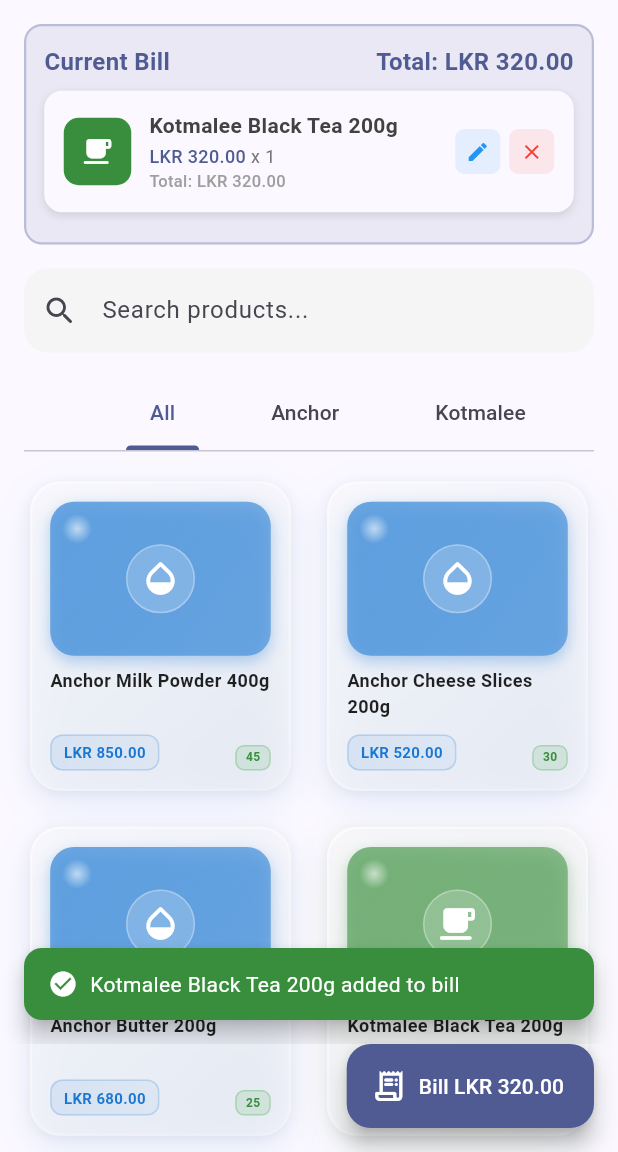
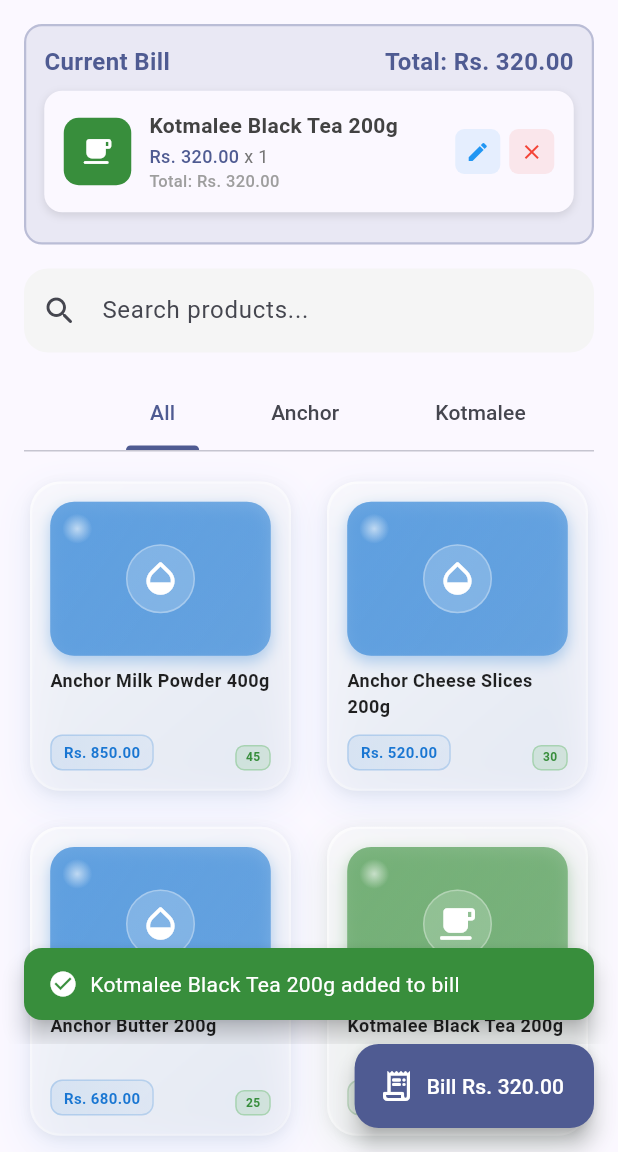
Before and after one commit to RusthyAhd/POS-App, a Flutter app: the screen it shows after launch, after a tap on "Kotmalee Black Tea 200g", on a phone screen of 412 x 824 dp, the part 84-1236 px from its top. Run offline on Flutter 3.47's test engine with Material 3 defaults, Android fonts, the phone set to English and light mode, and no system bars; our stand-ins replace animated_text_kit, shared_preferences; accounts and stored records are empty.

Commit message:
fix edit item

```diff
--- a/lib/screens/home_screen.dart
+++ b/lib/screens/home_screen.dart
@@ -337,7 +337,7 @@
                           ),
                           Flexible(
                             child: Text(
-                              'Total: LKR ${_totalBill.toStringAsFixed(2)}',
+                              'Total: Rs. ${_totalBill.toStringAsFixed(2)}',
                               style: TextStyle(
                                 fontSize: 16,
                                 fontWeight: FontWeight.bold,
@@ -416,7 +416,7 @@
                                           Row(
                                             children: [
                                               Text(
-                                                'LKR ${item.price.toStringAsFixed(2)}',
+                                                'Rs. ${item.price.toStringAsFixed(2)}',
                                                 style: TextStyle(
                                                   fontSize: 12,
                                                   color: Theme.of(context).primaryColor,
@@ -433,7 +433,7 @@
                                             ],
                                           ),
                                           Text(
-                                            'Total: LKR ${(item.price * item.quantity).toStringAsFixed(2)}',
+                                            'Total: Rs. ${(item.price * item.quantity).toStringAsFixed(2)}',
                                             style: TextStyle(
                                               fontSize: 11,
                                               color: ThemeHelpers.getSubtleTextColor(context),
@@ -593,7 +593,7 @@
               backgroundColor: Theme.of(context).primaryColor,
               foregroundColor: Colors.white,
               icon: const Icon(Icons.receipt_long_rounded),
-              label: Text('Bill LKR ${_totalBill.toStringAsFixed(2)}'),
+              label: Text('Bill Rs. ${_totalBill.toStringAsFixed(2)}'),
             )
           : null,
       floatingActionButtonLocation: FloatingActionButtonLocation.endFloat,
@@ -815,7 +815,7 @@
                                 ),
                               ),
                               child: Text(
-                                'LKR ${product.price.toStringAsFixed(2)}',
+                                'Rs. ${product.price.toStringAsFixed(2)}',
                                 style: TextStyle(
                                   fontWeight: FontWeight.bold,
                                   fontSize: 10,
@@ -999,7 +999,7 @@
                           ),
                         ),
                         Text(
-                          'LKR ${product.price.toStringAsFixed(2)}',
+                          'Rs. ${product.price.toStringAsFixed(2)}',
                           style: TextStyle(
                             fontSize: 24,
                             fontWeight: FontWeight.bold,
@@ -1156,7 +1156,7 @@
                   children: [
                     const Text('Original Price:'),
                     Text(
-                      'LKR ${item.product.price.toStringAsFixed(2)}',
+                      'Rs. ${item.product.price.toStringAsFixed(2)}',
                       style: const TextStyle(fontWeight: FontWeight.bold),
                     ),
                   ],
@@ -1171,10 +1171,16 @@
                 inputFormatters: [
                   FilteringTextInputFormatter.allow(RegExp(r'^\d+\.?\d{0,2}')),
                 ],
+                onTap: () {
+                  // Auto-select all text when field is tapped
+                  priceController.selection = TextSelection(
+                    baseOffset: 0,
+                    extentOffset: priceController.text.length,
+                  );
+                },
                 decoration: InputDecoration(
                   labelText: 'Current Price (Rs.)',
                   border: OutlineInputBorder(borderRadius: BorderRadius.circular(8)),
-                  prefixIcon: const Icon(Icons.currency_rupee),
                 ),
               ),
               const SizedBox(height: 16),
@@ -1184,10 +1190,16 @@
                 controller: quantityController,
                 keyboardType: TextInputType.number,
                 inputFormatters: [FilteringTextInputFormatter.digitsOnly],
+                onTap: () {
+                  // Auto-select all text when field is tapped
+                  quantityController.selection = TextSelection(
+                    baseOffset: 0,
+                    extentOffset: quantityController.text.length,
+                  );
+                },
                 decoration: InputDecoration(
                   labelText: 'Quantity',
                   border: OutlineInputBorder(borderRadius: BorderRadius.circular(8)),
-                  prefixIcon: const Icon(Icons.numbers),
                 ),
               ),
               const SizedBox(height: 16),
@@ -1220,7 +1232,7 @@
                               style: TextStyle(fontWeight: FontWeight.bold),
                             ),
                             Text(
-                              'LKR ${total.toStringAsFixed(2)}',
+                              'Rs. ${total.toStringAsFixed(2)}',
                               style: TextStyle(
                                 fontWeight: FontWeight.bold,
                                 fontSize: 16,
```
